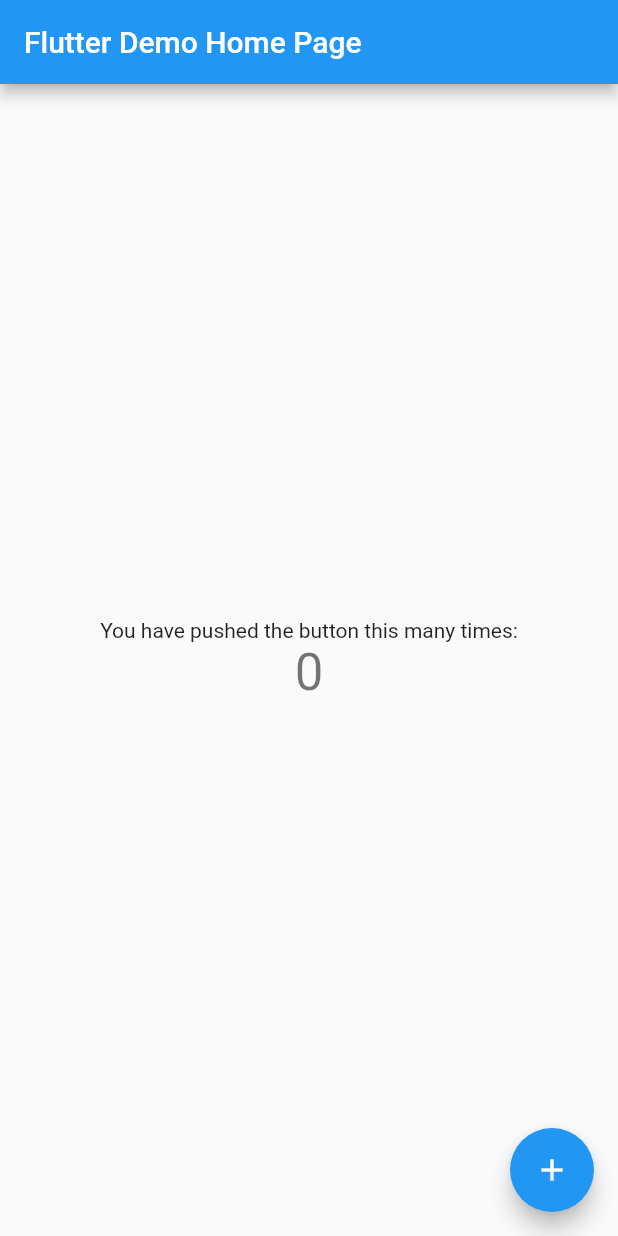
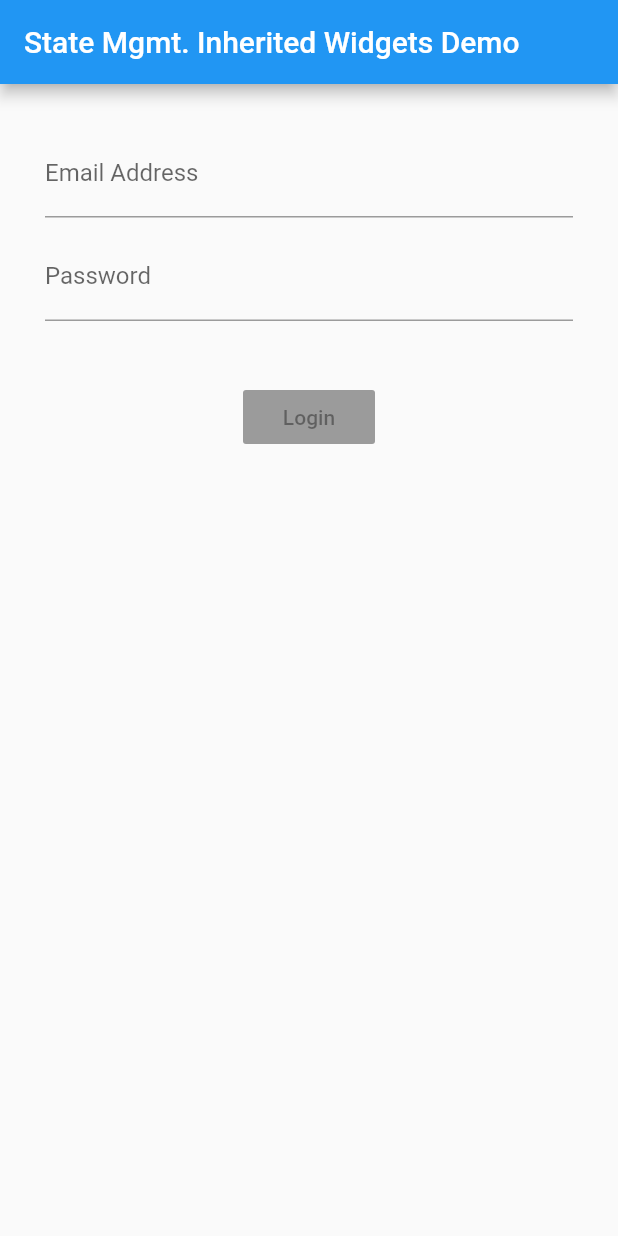
Before and after one commit to lhtrieu87/flutter_login_form_bloc, a Flutter app: the screen it shows after launch, on a phone screen of 412 x 824 dp. Run offline on Flutter 3.47's test engine with Material 2 defaults, Android fonts, the phone set to English and light mode, and no system bars; our stand-ins replace rxdart.

Commit message:
Login form validation with bloc pattern

```diff
--- a/lib/main.dart
+++ b/lib/main.dart
@@ -1,111 +1,4 @@
 import 'package:flutter/material.dart';
+import 'package:login_form_bloc/src/app.dart';
 
-void main() => runApp(MyApp());
-
-class MyApp extends StatelessWidget {
-  // This widget is the root of your application.
-  @override
-  Widget build(BuildContext context) {
-    return MaterialApp(
-      title: 'Flutter Demo',
-      theme: ThemeData(
-        // This is the theme of your application.
-        //
-        // Try running your application with "flutter run". You'll see the
-        // application has a blue toolbar. Then, without quitting the app, try
-        // changing the primarySwatch below to Colors.green and then invoke
-        // "hot reload" (press "r" in the console where you ran "flutter run",
-        // or simply save your changes to "hot reload" in a Flutter IDE).
-        // Notice that the counter didn't reset back to zero; the application
-        // is not restarted.
-        primarySwatch: Colors.blue,
-      ),
-      home: MyHomePage(title: 'Flutter Demo Home Page'),
-    );
-  }
-}
-
-class MyHomePage extends StatefulWidget {
-  MyHomePage({Key key, this.title}) : super(key: key);
-
-  // This widget is the home page of your application. It is stateful, meaning
-  // that it has a State object (defined below) that contains fields that affect
-  // how it looks.
-
-  // This class is the configuration for the state. It holds the values (in this
-  // case the title) provided by the parent (in this case the App widget) and
-  // used by the build method of the State. Fields in a Widget subclass are
-  // always marked "final".
-
-  final String title;
-
-  @override
-  _MyHomePageState createState() => _MyHomePageState();
-}
-
-class _MyHomePageState extends State<MyHomePage> {
-  int _counter = 0;
-
-  void _incrementCounter() {
-    setState(() {
-      // This call to setState tells the Flutter framework that something has
-      // changed in this State, which causes it to rerun the build method below
-      // so that the display can reflect the updated values. If we changed
-      // _counter without calling setState(), then the build method would not be
-      // called again, and so nothing would appear to happen.
-      _counter++;
-    });
-  }
-
-  @override
-  Widget build(BuildContext context) {
-    // This method is rerun every time setState is called, for instance as done
-    // by the _incrementCounter method above.
-    //
-    // The Flutter framework has been optimized to make rerunning build methods
-    // fast, so that you can just rebuild anything that needs updating rather
-    // than having to individually change instances of widgets.
-    return Scaffold(
-      appBar: AppBar(
-        // Here we take the value from the MyHomePage object that was created by
-        // the App.build method, and use it to set our appbar title.
-        title: Text(widget.title),
-      ),
-      body: Center(
-        // Center is a layout widget. It takes a single child and positions it
-        // in the middle of the parent.
-        child: Column(
-          // Column is also layout widget. It takes a list of children and
-          // arranges them vertically. By default, it sizes itself to fit its
-          // children horizontally, and tries to be as tall as its parent.
-          //
-          // Invoke "debug painting" (press "p" in the console, choose the
-          // "Toggle Debug Paint" action from the Flutter Inspector in Android
-          // Studio, or the "Toggle Debug Paint" command in Visual Studio Code)
-          // to see the wireframe for each widget.
-          //
-          // Column has various properties to control how it sizes itself and
-          // how it positions its children. Here we use mainAxisAlignment to
-          // center the children vertically; the main axis here is the vertical
-          // axis because Columns are vertical (the cross axis would be
-          // horizontal).
-          mainAxisAlignment: MainAxisAlignment.center,
-          children: <Widget>[
-            Text(
-              'You have pushed the button this many times:',
-            ),
-            Text(
-              '$_counter',
-              style: Theme.of(context).textTheme.display1,
-            ),
-          ],
-        ),
-      ),
-      floatingActionButton: FloatingActionButton(
-        onPressed: _incrementCounter,
-        tooltip: 'Increment',
-        child: Icon(Icons.add),
-      ), // This trailing comma makes auto-formatting nicer for build methods.
-    );
-  }
-}
+void main() => runApp(App());
--- /dev/null
+++ b/lib/src/app.dart
@@ -0,0 +1,22 @@
+import 'package:flutter/material.dart';
+import 'package:login_form_bloc/src/blocs/app_state_provider.dart';
+import 'package:login_form_bloc/src/screens/home_screen.dart';
+import 'package:login_form_bloc/src/screens/login_screen.dart';
+
+class App extends StatelessWidget {
+  // This widget is the root of your application.
+  @override
+  Widget build(BuildContext context) {
+    // InheritedWidget: make bloc (SCOPE) available
+    // for all subtree below
+    return AppStateProvider(
+      child: MaterialApp(
+        initialRoute: '/',
+        routes: {
+          '/': (context) => LoginScreen(),
+          '/home': (context) => HomeScreen(),
+        },
+      ),
+    );
+  }
+}
--- /dev/null
+++ b/lib/src/blocs/app_state_provider.dart
@@ -0,0 +1,19 @@
+import 'package:flutter/widgets.dart';
+import 'package:login_form_bloc/src/blocs/state_mgmt_bloc.dart';
+
+class AppStateProvider extends InheritedWidget {
+  final stateManagementBloc = StateManagementBloc();
+
+  AppStateProvider({Key key, Widget child}) : super(key: key, child: child);
+
+  @override
+  bool updateShouldNotify(InheritedWidget oldWidget) {
+    return true;
+  }
+
+  static StateManagementBloc of(BuildContext context) {
+    return (context.inheritFromWidgetOfExactType(AppStateProvider)
+            as AppStateProvider)
+        .stateManagementBloc;
+  }
+}
--- /dev/null
+++ b/lib/src/blocs/state_mgmt_bloc.dart
@@ -0,0 +1,24 @@
+import 'package:login_form_bloc/src/blocs/validator.dart';
+import 'package:rxdart/rxdart.dart';
+import 'package:rxdart/subjects.dart';
+
+class StateManagementBloc extends Object with Validator {
+  final _emailController = BehaviorSubject<String>();
+  final _passwordController = BehaviorSubject<String>();
+
+  Stream<String> get emailStream =>
+      _emailController.stream.transform(validateEmail);
+  Stream<String> get passwordStream =>
+      _passwordController.stream.transform(validatePassword);
+
+  Stream<bool> get submitValid =>
+      Observable.combineLatest2(emailStream, passwordStream, (e, p) => true);
+
+  Function(String) get updateEmail => _emailController.sink.add;
+  Function(String) get updatePassword => _passwordController.sink.add;
+
+  dispose() {
+    _emailController.close();
+    _passwordController.close();
+  }
+}
--- /dev/null
+++ b/lib/src/blocs/validator.dart
@@ -0,0 +1,28 @@
+import 'dart:async';
+
+class Validator {
+  final validateEmail =
+      StreamTransformer<String, String>.fromHandlers(handleData: (email, sink) {
+    String emailValidationRule =
+        r'^(([^<>()[\]\\.,;:\s@\"]+(\.[^<>()[\]\\.,;:\s@\"]+)*)|(\".+\"))@((\[[0-9]{1,3}\.[0-9]{1,3}\.[0-9]{1,3}\.[0-9]{1,3}\])|(([a-zA-Z\-0-9]+\.)+[a-zA-Z]{2,}))$';
+    RegExp regExp = new RegExp(emailValidationRule);
+    if (regExp.hasMatch(email)) {
+      sink.add(email);
+    } else {
+      sink.addError('Please enter a valid email address');
+    }
+  });
+
+  final validatePassword = StreamTransformer<String, String>.fromHandlers(
+      handleData: (password, sink) {
+    String passwordValidationRule =
+        '^(((?=.*[a-z])(?=.*[A-Z]))|((?=.*[a-z])(?=.*[0-9]))|((?=.*[A-Z])(?=.*[0-9])))(?=.{6,})';
+    RegExp regExp = new RegExp(passwordValidationRule);
+    if (regExp.hasMatch(password)) {
+      sink.add(password);
+    } else {
+      sink.addError(
+          'Password contains six characters or more and has at least one lowercase and one uppercase alphabetical character or has at least one lowercase and one numeric character or has at least one uppercase and one numeric character.');
+    }
+  });
+}
--- /dev/null
+++ b/lib/src/screens/home_screen.dart
@@ -0,0 +1,33 @@
+import 'package:flutter/material.dart';
+import 'package:flutter/widgets.dart';
+import 'package:login_form_bloc/src/blocs/app_state_provider.dart';
+import 'package:login_form_bloc/src/blocs/state_mgmt_bloc.dart';
+
+class HomeScreen extends StatelessWidget {
+  @override
+  Widget build(BuildContext context) {
+    final bloc = AppStateProvider.of(context);
+    return Scaffold(
+      appBar: AppBar(
+        title: Text('Home'),
+      ),
+      body: Container(
+        margin: EdgeInsets.all(40.0),
+        child: Column(
+          children: <Widget>[
+            buildText(bloc),
+          ],
+        ),
+      ),
+    );
+  }
+
+  Widget buildText(StateManagementBloc bloc) {
+    return StreamBuilder(
+      stream: bloc.emailStream,
+      builder: (BuildContext context, AsyncSnapshot snapshot) {
+        return Text('You are logged in as ${snapshot.data}');
+      },
+    );
+  }
+}
--- /dev/null
+++ b/lib/src/screens/login_screen.dart
@@ -0,0 +1,79 @@
+import 'package:flutter/material.dart';
+import 'package:flutter/widgets.dart';
+import 'package:login_form_bloc/src/blocs/app_state_provider.dart';
+import 'package:login_form_bloc/src/blocs/state_mgmt_bloc.dart';
+
+class LoginScreen extends StatelessWidget {
+  @override
+  Widget build(BuildContext context) {
+    final stateManagementBloc = AppStateProvider.of(context);
+
+    return Scaffold(
+      appBar: AppBar(
+        title: Text('State Mgmt. Inherited Widgets Demo'),
+      ),
+      body: Container(
+        margin: EdgeInsets.all(30.0),
+        child: Column(
+          children: <Widget>[
+            emailField(stateManagementBloc),
+            SizedBox(height: 10.0),
+            passwordField(stateManagementBloc),
+            SizedBox(
+              height: 40.0,
+            ),
+            loginButton(stateManagementBloc),
+          ],
+        ),
+      ),
+    );
+  }
+
+  emailField(StateManagementBloc stateManagementBloc) {
+    return StreamBuilder(
+      stream: stateManagementBloc.emailStream,
+      builder: (BuildContext context, AsyncSnapshot<dynamic> snapshot) {
+        return TextField(
+          onChanged: stateManagementBloc.updateEmail,
+          keyboardType: TextInputType.emailAddress,
+          decoration: InputDecoration(
+              hintText: 'email@xyz.com',
+              labelText: 'Email Address',
+              errorText: snapshot.error),
+        );
+      },
+    );
+  }
+
+  passwordField(StateManagementBloc stateManagementBloc) {
+    return StreamBuilder(
+      stream: stateManagementBloc.passwordStream,
+      builder: (BuildContext context, AsyncSnapshot<dynamic> snapshot) {
+        return TextField(
+          onChanged: stateManagementBloc.updatePassword,
+          obscureText: true,
+          decoration: InputDecoration(
+            hintText: 'Enter Password',
+            labelText: 'Password',
+            errorText: snapshot.error,
+          ),
+        );
+      },
+    );
+  }
+
+  loginButton(StateManagementBloc stateManagementBloc) {
+    return StreamBuilder(
+      stream: stateManagementBloc.submitValid,
+      builder: (BuildContext context, AsyncSnapshot<dynamic> snapshot) {
+        return RaisedButton(
+          child: Text('Login'),
+          color: Colors.blue,
+          onPressed: snapshot.hasData
+              ? () => Navigator.pushNamed(context, '/home')
+              : null,
+        );
+      },
+    );
+  }
+}
--- a/pubspec.yaml
+++ b/pubspec.yaml
@@ -15,6 +15,8 @@ environment:
 dependencies:
   flutter:
     sdk: flutter
+
+  rxdart: ^0.20.0
 
   # The following adds the Cupertino Icons font to your application.
   # Use with the CupertinoIcons class for iOS style icons.
```
Also changed, not shown: 1 other file.
